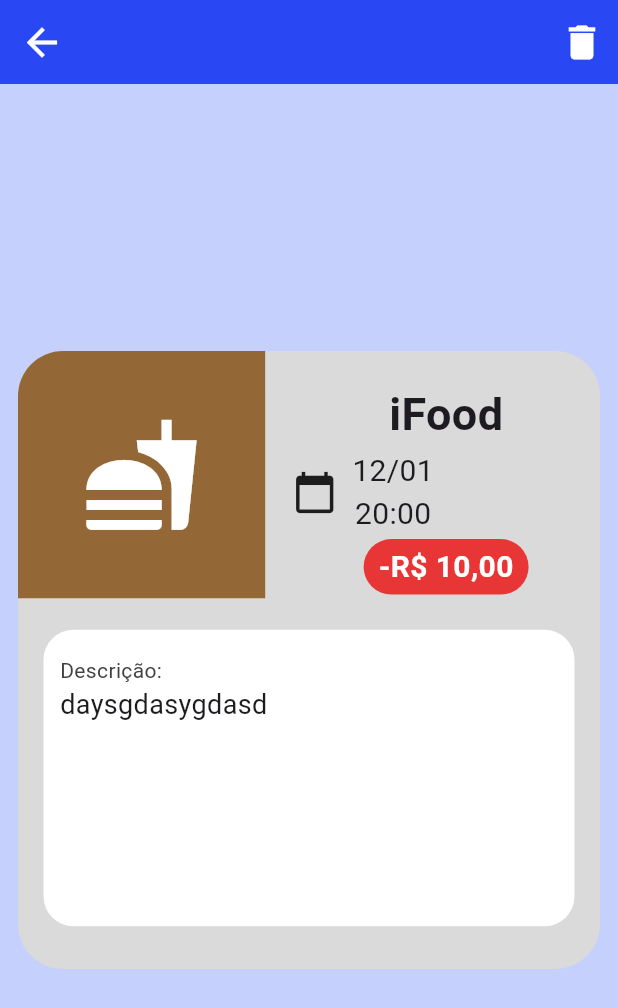
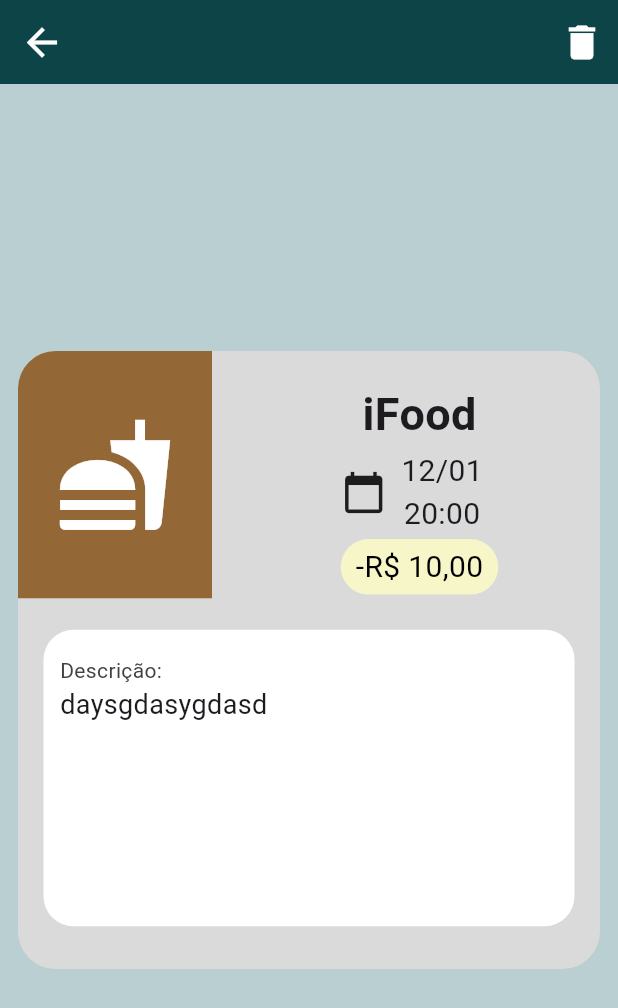
Before and after one commit to CaueCF/meudin, a Flutter app: the screen it shows after launch, after a tap on "iFood", on a phone screen of 412 x 824 dp. Shown: the top 1008 px of the screen. Run offline on Flutter 3.47's test engine with Material 2 defaults, Android fonts, the phone set to English and light mode, and no system bars; our stand-ins replace hive, hive_flutter; accounts and stored records are empty.

Commit message:
Grades mudanças pt2
Padronização de nomes de cores, novas cores, mudança da paleta, ajustes em textos, inputs e cards

```diff
--- a/lib/Controllers/home_controller.dart
+++ b/lib/Controllers/home_controller.dart
@@ -31,6 +31,11 @@
     db.updateDados();
   }
 
+  void apagarTodosItens() {
+    db.dados.clear();
+    notifyListeners();
+  }
+
   bool checaDados() {
     log("data: ${db.box.get("dados")}");
     if (db.box.get("dados") == null) {
--- a/lib/assets/colors/my_colors.dart
+++ b/lib/assets/colors/my_colors.dart
@@ -6,6 +6,12 @@
   static const Color comida = Color(0xFF946836);
 
   static const Color salario = Color(0xFF305C83);
+
+  static const Color tema = caribeancurrent;
+  static Color backgroung = caribeancurrent.shade100;
+
+  static const Color gasto = cream;
+  static const Color ganho = ashgrey;
 
 //    Vermelho Imperial (gastos)
 
@@ -79,7 +85,7 @@
   });
   static const int _neonblueAccentValue = 0xFFF0F1FF;
 
-//    Isabelline
+//    Caribean Current
 
   static const MaterialColor caribeancurrent = MaterialColor(_caribeancurrentPrimaryValue, <int, Color>{
     50: Color(0xFFE3ECEC),
@@ -126,4 +132,100 @@
     700: Color(0xFFFFCF1A),
   });
   static const int _resedagreenAccentValue = 0xFFFFDF66;
+
+//    Cream
+
+  static const MaterialColor cream = MaterialColor(_creamPrimaryValue, <int, Color>{
+    50: Color(0xFFFEFEF9),
+    100: Color(0xFFFCFCEF),
+    200: Color(0xFFFBFBE4),
+    300: Color(0xFFF9F9D9),
+    400: Color(0xFFF7F7D1),
+    500: Color(_creamPrimaryValue),
+    600: Color(0xFFF5F5C3),
+    700: Color(0xFFF3F3BC),
+    800: Color(0xFFF2F2B5),
+    900: Color(0xFFEFEFA9),
+  });
+  static const int _creamPrimaryValue = 0xFFF6F6C9;
+
+  static const MaterialColor creamAccent = MaterialColor(_creamAccentValue, <int, Color>{
+    100: Color(0xFFFFFFFF),
+    200: Color(_creamAccentValue),
+    400: Color(0xFFFFFFFF),
+    700: Color(0xFFFFFFFF),
+  });
+  static const int _creamAccentValue = 0xFFFFFFFF;
+
+//    Ash Grey
+
+  static const MaterialColor ashgrey = MaterialColor(_ashgreyPrimaryValue, <int, Color>{
+    50: Color(0xFFF7F9F8),
+    100: Color(0xFFEAF1ED),
+    200: Color(0xFFDDE8E1),
+    300: Color(0xFFCFDFD4),
+    400: Color(0xFFC4D8CB),
+    500: Color(_ashgreyPrimaryValue),
+    600: Color(0xFFB3CCBC),
+    700: Color(0xFFABC6B4),
+    800: Color(0xFFA3C0AC),
+    900: Color(0xFF94B59F),
+  });
+  static const int _ashgreyPrimaryValue = 0xFFBAD1C2;
+
+  static const MaterialColor ashgreyAccent = MaterialColor(_ashgreyAccentValue, <int, Color>{
+    100: Color(0xFFFFFFFF),
+    200: Color(_ashgreyAccentValue),
+    400: Color(0xFFEBFFF1),
+    700: Color(0xFFD1FFE0),
+  });
+  static const int _ashgreyAccentValue = 0xFFFFFFFF;
+
+//    Persian green
+
+  static const MaterialColor persiangreen = MaterialColor(_persiangreenPrimaryValue, <int, Color>{
+    50: Color(0xFFEAF4F2),
+    100: Color(0xFFCAE3DF),
+    200: Color(0xFFA7D0CA),
+    300: Color(0xFF84BDB5),
+    400: Color(0xFF69AEA5),
+    500: Color(_persiangreenPrimaryValue),
+    600: Color(0xFF48988D),
+    700: Color(0xFF3F8E82),
+    800: Color(0xFF368478),
+    900: Color(0xFF267367),
+  });
+  static const int _persiangreenPrimaryValue = 0xFF4FA095;
+
+  static const MaterialColor persiangreenAccent = MaterialColor(_persiangreenAccentValue, <int, Color>{
+    100: Color(0xFFB6FFF2),
+    200: Color(_persiangreenAccentValue),
+    400: Color(0xFF50FFE1),
+    700: Color(0xFF36FFDD),
+  });
+  static const int _persiangreenAccentValue = 0xFF83FFEA;
+
+//    Berkeley Blue
+
+  static const MaterialColor berkeleyblue = MaterialColor(_berkeleybluePrimaryValue, <int, Color>{
+    50: Color(0xFFE3E7EC),
+    100: Color(0xFFB9C2D0),
+    200: Color(0xFF8A9AB1),
+    300: Color(0xFF5B7191),
+    400: Color(0xFF38527A),
+    500: Color(_berkeleybluePrimaryValue),
+    600: Color(0xFF122F5A),
+    700: Color(0xFF0F2750),
+    800: Color(0xFF0C2146),
+    900: Color(0xFF061534),
+  });
+  static const int _berkeleybluePrimaryValue = 0xFF153462;
+
+  static const MaterialColor berkeleyblueAccent = MaterialColor(_berkeleyblueAccentValue, <int, Color>{
+    100: Color(0xFF6D91FF),
+    200: Color(_berkeleyblueAccentValue),
+    400: Color(0xFF0744FF),
+    700: Color(0xFF003AEC),
+  });
+  static const int _berkeleyblueAccentValue = 0xFF3A6AFF;
 }
--- a/lib/custom_widgets/balanco.dart
+++ b/lib/custom_widgets/balanco.dart
@@ -17,16 +17,19 @@
     TextStyle estilo;
     String val;
     Icon tipoIcon;
+    Color background;
 
     if (tipo) {
-      estilo = const TextStyle(color: MyColor.vermelhoimperial, fontSize: 20);
+      background = MyColor.gasto;
       val = "Gasto";
-      tipoIcon = Icon(Icons.keyboard_arrow_down, color: estilo.color);
+      tipoIcon = Icon(Icons.keyboard_arrow_down, color: background);
     } else {
-      estilo = TextStyle(color: MyColor.erin.shade700, fontSize: 20);
+      background = MyColor.ganho;
       val = "Ganho";
-      tipoIcon = Icon(Icons.keyboard_arrow_up, color: estilo.color);
+      tipoIcon = Icon(Icons.keyboard_arrow_up, color: background);
     }
+
+    estilo = const TextStyle(color: Colors.black, fontSize: 20);
 
     return Column(
       children: [
@@ -45,8 +48,12 @@
         //Valor
         Container(
           decoration: BoxDecoration(
-            color: Colors.white,
             borderRadius: BorderRadius.circular(20),
+            color: background,
+            // border: Border.all(
+            //   color: Colors.white,
+            //   width: 2,
+            // ),
           ),
           height: 35,
           width: 140,
--- a/lib/custom_widgets/botao.dart
+++ b/lib/custom_widgets/botao.dart
@@ -19,7 +19,7 @@
 
   @override
   Widget build(BuildContext context) {
-    Color padrao = Colors.white70;
+    Color padrao = Colors.white;
 
     return SizedBox(
       width: largura * 0.21,
@@ -33,12 +33,12 @@
               onPressed: function,
               style: ElevatedButton.styleFrom(
                 padding: EdgeInsets.zero,
-                backgroundColor: MyColor.neonblue.shade200,
+                backgroundColor: MyColor.caribeancurrent.shade100,
                 shape: RoundedRectangleBorder(
                   borderRadius: BorderRadius.circular(10),
                 ),
               ),
-              child: Icon(icone, color: padrao),
+              child: Icon(icone, color: MyColor.tema),
             ),
           ),
 
--- a/lib/custom_widgets/card_lancamento.dart
+++ b/lib/custom_widgets/card_lancamento.dart
@@ -1,4 +1,5 @@
 import 'package:flutter/material.dart';
+//import 'package:hive_flutter/adapters.dart';
 import 'package:intl/intl.dart';
 import 'package:meudin/assets/colors/my_colors.dart';
 import 'package:meudin/pages/info_page.dart';
@@ -60,7 +61,7 @@
                 largura: largura,
                 cor: cor,
                 icone: icone,
-                custo: l.io ? MyColor.erin : MyColor.vermelhoimperial,
+                custo: l.io ? MyColor.ganho : MyColor.gasto,
                 l: l,
               ),
             ),
@@ -162,12 +163,18 @@
 
   @override
   Widget build(BuildContext context) {
-    return Row(
+    return Container(
+      decoration: BoxDecoration(
+        borderRadius: BorderRadius.circular(12),
+        color: l.io ? MyColor.ganho : MyColor.gasto,
+      ),
+      padding: const EdgeInsets.symmetric(horizontal: 5),
+      child: Row(
         children: [
           Text(
             l.io ? "" : "- ",
-          style: TextStyle(
-            color: l.io ? MyColor.erin : MyColor.vermelhoimperial,
+            style: const TextStyle(
+              color: Colors.black,
             ),
           ),
           Text(
@@ -175,11 +182,12 @@
         ${NumberFormat.simpleCurrency(decimalDigits: 2).format(l.preco)}
         """
                 .trim(),
-          style: TextStyle(
-            color: l.io ? MyColor.erin : MyColor.vermelhoimperial,
+            style: const TextStyle(
+              color: Colors.black,
             ),
           ),
         ],
+      ),
     );
   }
 }
--- a/lib/custom_widgets/custom_sliver_app_bar.dart
+++ b/lib/custom_widgets/custom_sliver_app_bar.dart
@@ -49,7 +49,7 @@
           pinned: true,
 
           //Cor
-          backgroundColor: MyColor.caribeancurrent,
+          backgroundColor: MyColor.tema,
           expandedHeight: widget.altura * (0.32),
 
           //Borda
@@ -63,7 +63,7 @@
             mainAxisAlignment: MainAxisAlignment.spaceBetween,
             children: [
               //Perfil
-              const Perfil(nome: "Cauê"),
+              const Perfil(nome: "Usuário"),
 
               //Saldo Livre
               SaldoLivre(saldo: disponivel),
--- a/lib/custom_widgets/form.dart
+++ b/lib/custom_widgets/form.dart
@@ -8,7 +8,9 @@
 //import 'package:intl/intl.dart';
 
 class MeuForm extends StatefulWidget {
-  const MeuForm({super.key});
+  const MeuForm({super.key, required this.tema});
+
+  final Color tema;
 
   @override
   State<MeuForm> createState() => _MeuFormState();
@@ -108,6 +110,8 @@
                 //Decoração
                 decoration: decoracaoPadrao(label: "Titulo"),
 
+                textCapitalization: TextCapitalization.sentences,
+
                 //Validação
                 validator: (String? value) {
                   if (value == null || value.isEmpty) {
@@ -154,8 +158,11 @@
               //
               //Valor
               TextFormField(
-                keyboardType: const TextInputType.numberWithOptions(decimal: true),
+                keyboardType: const TextInputType.numberWithOptions(
+                  decimal: true,
+                ),
                 //inputFormatters: [FilteringTextInputFormatter.digitsOnly],
+
                 //Decoração
                 decoration: decoracaoPadrao(label: "Valor"),
 
@@ -180,6 +187,8 @@
                 //Decoração
                 decoration: decoracaoPadrao(label: "Descrição"),
 
+                textCapitalization: TextCapitalization.sentences,
+
                 onSaved: (String? value) {
                   l.infos = value ?? " ";
                 },
@@ -201,7 +210,10 @@
                         Navigator.of(context).pop();
                       }
                     },
-                    child: const Text('Salvar'),
+                    child: Text(
+                      'Salvar',
+                      style: TextStyle(color: widget.tema),
+                    ),
                   ),
                 ),
               ),
--- a/lib/custom_widgets/menu_botoes.dart
+++ b/lib/custom_widgets/menu_botoes.dart
@@ -1,4 +1,5 @@
 import 'package:flutter/material.dart';
+import 'package:meudin/Controllers/home_controller.dart';
 import 'package:meudin/custom_widgets/botao.dart';
 import 'package:meudin/pages/add_page.dart';
 
@@ -59,7 +60,13 @@
           Botao(
             titulo: "Apagar todos",
             icone: Icons.dangerous_outlined,
-            function: () {},
+            function: () {
+              showDialog(
+                  context: context,
+                  builder: (BuildContext context) {
+                    return const AlertaApagar();
+                  });
+            },
             largura: largura,
             altura: altura,
           ),
@@ -68,3 +75,35 @@
     );
   }
 }
+
+class AlertaApagar extends StatelessWidget {
+  const AlertaApagar({
+    super.key,
+  });
+
+  @override
+  Widget build(BuildContext context) {
+    final HomeController home = HomeController();
+
+    return AlertDialog(
+      title: const Text("Atenção"),
+      content: const Text("Tem certeza que deseja excluir todos os lançamentos?"),
+      actionsAlignment: MainAxisAlignment.spaceEvenly,
+      actions: <Widget>[
+        ElevatedButton(
+          child: const Text("CANCELAR"),
+          onPressed: () {
+            Navigator.of(context).pop();
+          },
+        ),
+        ElevatedButton(
+          onPressed: () {
+            home.apagarTodosItens();
+            Navigator.of(context).pop();
+          },
+          child: const Text("APAGAR"),
+        ),
+      ],
+    );
+  }
+}
--- a/lib/custom_widgets/perfil.dart
+++ b/lib/custom_widgets/perfil.dart
@@ -30,12 +30,13 @@
             width: 54.57,
           ),
           Padding(
-            padding: const EdgeInsets.only(left: 10),
+            padding: const EdgeInsets.only(left: 5),
             child: Text(
               nome,
               style: const TextStyle(
-                fontSize: 20,
+                fontSize: 18,
               ),
+              maxLines: 1,
             ),
           ),
         ],
--- a/lib/custom_widgets/saldo_livre.dart
+++ b/lib/custom_widgets/saldo_livre.dart
@@ -1,4 +1,5 @@
 import 'package:flutter/material.dart';
+import 'package:intl/intl.dart';
 
 import '../assets/colors/my_colors.dart';
 
@@ -14,7 +15,7 @@
   Widget build(BuildContext context) {
     return Container(
       decoration: BoxDecoration(
-        color: MyColor.neonblue,
+        color: MyColor.berkeleyblue,
         borderRadius: BorderRadius.circular(20),
       ),
       height: 53,
@@ -36,7 +37,7 @@
               ),
               Expanded(
                 child: Text(
-                  "R\$$saldo",
+                  NumberFormat.simpleCurrency(decimalDigits: 2).format(saldo),
                   style: const TextStyle(
                     fontSize: 20,
                     color: Colors.white,
--- a/lib/pages/add_page.dart
+++ b/lib/pages/add_page.dart
@@ -12,9 +12,9 @@
   Widget build(BuildContext context) {
     return SafeArea(
       child: Scaffold(
-        backgroundColor: MyColor.neonblue.shade100,
+        backgroundColor: MyColor.backgroung,
         appBar: AppBar(
-          backgroundColor: MyColor.neonblue.shade800,
+          backgroundColor: MyColor.caribeancurrent.shade800,
           iconTheme: const IconThemeData(color: Colors.white, size: 30),
         ),
         body: Center(
@@ -22,7 +22,7 @@
             padding: const EdgeInsets.symmetric(horizontal: 8.0),
             child: Container(
               decoration: BoxDecoration(
-                color: MyColor.neonblue.shade500,
+                color: MyColor.tema,
                 borderRadius: BorderRadius.circular(20),
               ),
               height: altura * 0.7,
@@ -47,7 +47,7 @@
                           textAlign: TextAlign.center,
                           style: TextStyle(
                             fontSize: 20,
-                            color: MyColor.neonblue.shade600,
+                            color: MyColor.caribeancurrent.shade600,
                           ),
                         ),
                       ),
@@ -58,7 +58,7 @@
                     //Formulário
                     const Padding(
                       padding: EdgeInsets.only(top: 40),
-                      child: MeuForm(),
+                      child: MeuForm(tema: MyColor.tema),
                     ),
                   ],
                 ),
--- a/lib/pages/info_page.dart
+++ b/lib/pages/info_page.dart
@@ -32,9 +32,9 @@
     //
     return SafeArea(
       child: Scaffold(
-        backgroundColor: MyColor.neonblue.shade100,
+        backgroundColor: MyColor.backgroung,
         appBar: AppBar(
-          backgroundColor: MyColor.neonblue.shade800,
+          backgroundColor: MyColor.caribeancurrent.shade800,
           iconTheme: const IconThemeData(color: Colors.white, size: 30),
           actions: [
             //
@@ -62,20 +62,22 @@
               width: largura,
               decoration: BoxDecoration(
                 color: const Color(0xFFDADADA),
-                borderRadius: BorderRadius.circular(30),
+                borderRadius: BorderRadius.circular(25),
               ),
               child: Column(
                 children: [
                   Row(
                     children: [
                       //Ícone
-                      Container(
+                      Flexible(
+                        flex: 1,
+                        child: Container(
                           height: altura * 0.2,
                           width: largura * 0.4,
                           decoration: BoxDecoration(
                             color: cor,
                             borderRadius: const BorderRadius.only(
-                            topLeft: Radius.circular(30),
+                              topLeft: Radius.circular(25),
                             ),
                           ),
                           child: Icon(
@@ -84,9 +86,13 @@
                             color: Colors.white,
                           ),
                         ),
+                      ),
 
                       //Valor e Títlo
-                      InfoValorTitulo(l: l, custo: custo),
+                      Flexible(
+                        flex: 2,
+                        child: InfoValorTitulo(l: l, custo: custo),
+                      ),
                     ],
                   ),
 
@@ -117,7 +123,7 @@
                             ),
                             Text(
                               l.infos,
-                              textAlign: TextAlign.justify,
+                              //textAlign: TextAlign.justify,
                               style: const TextStyle(
                                 fontSize: 18,
                               ),
@@ -171,6 +177,7 @@
             //Data
             Row(
               crossAxisAlignment: CrossAxisAlignment.center,
+              mainAxisAlignment: MainAxisAlignment.center,
               children: [
                 const Icon(Icons.calendar_today, size: 30),
                 Padding(
@@ -215,8 +222,8 @@
                 ).format(l.preco)}",
                 maxLines: 1,
                 style: const TextStyle(
-                  color: Colors.white,
-                  fontWeight: FontWeight.bold,
+                  color: Colors.black,
+                  //fontWeight: FontWeight.bold,
                   fontSize: 20,
                 ),
               ),
```
Lines whose indentation alone changed are shown as unchanged.
